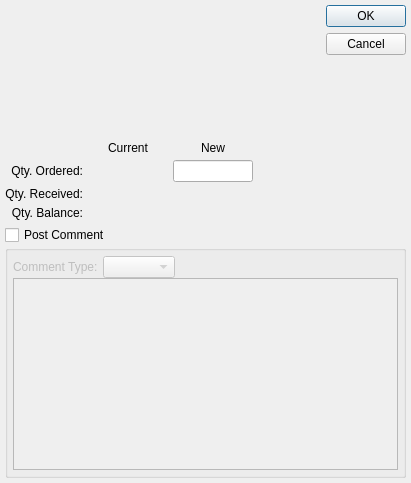
First picture: the form in guiclient/changeWoQty.ui, repository knowhow/xtuple, before the edit.
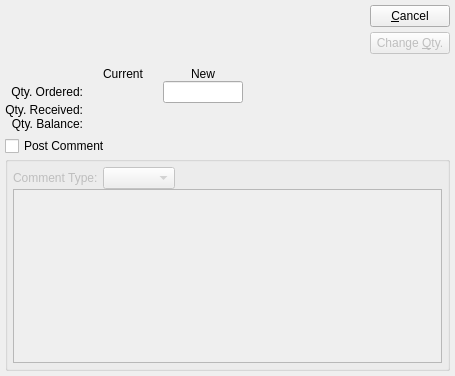
Second picture: the form after the edit. Custom widgets are drawn as their Qt base class.

What changed in the file:
```diff
--- a/guiclient/changeWoQty.ui
+++ b/guiclient/changeWoQty.ui
@@ -8,27 +8,42 @@
 is available at www.xtuple.com/CPAL.  By using this software, you agree
 to be bound by its terms.</comment>
  <class>changeWoQty</class>
- <widget class="QDialog" name="changeWoQty">
-  <property name="geometry">
+ <widget class="QDialog" name="changeWoQty" >
+  <property name="geometry" >
    <rect>
     <x>0</x>
     <y>0</y>
-    <width>411</width>
-    <height>483</height>
+    <width>455</width>
+    <height>376</height>
    </rect>
   </property>
   <property name="windowTitle">
    <string>Change W/O Quantity Ordered</string>
   </property>
-  <layout class="QGridLayout" name="gridLayout">
-   <item row="0" column="0">
-    <layout class="QVBoxLayout">
-     <property name="spacing">
+  <layout class="QVBoxLayout" >
+   <property name="spacing" >
+    <number>5</number>
+   </property>
+   <property name="leftMargin" >
+    <number>5</number>
+   </property>
+   <property name="topMargin" >
+    <number>5</number>
+   </property>
+   <property name="rightMargin" >
+    <number>5</number>
+   </property>
+   <property name="bottomMargin" >
+    <number>5</number>
+   </property>
+   <item>
+    <layout class="QVBoxLayout" >
+     <property name="spacing" >
       <number>5</number>
      </property>
      <item>
-      <layout class="QHBoxLayout">
-       <property name="spacing">
+      <layout class="QHBoxLayout" >
+       <property name="spacing" >
         <number>2</number>
        </property>
        <item>
@@ -51,27 +66,66 @@
         </spacer>
        </item>
        <item>
-        <widget class="QDialogButtonBox" name="_buttonBox">
-         <property name="orientation">
-          <enum>Qt::Vertical</enum>
+        <layout class="QVBoxLayout" >
+         <property name="spacing" >
+          <number>5</number>
          </property>
-         <property name="standardButtons">
-          <set>QDialogButtonBox::Cancel|QDialogButtonBox::Ok</set>
-         </property>
-        </widget>
+         <item>
+          <widget class="QPushButton" name="_close" >
+           <property name="text" >
+            <string>&amp;Cancel</string>
+           </property>
+          </widget>
+         </item>
+         <item>
+          <widget class="QPushButton" name="_change" >
+           <property name="enabled" >
+            <bool>false</bool>
+           </property>
+           <property name="text" >
+            <string>Change &amp;Qty.</string>
+           </property>
+           <property name="default" >
+            <bool>true</bool>
+           </property>
+          </widget>
+         </item>
+         <item>
+          <spacer>
+           <property name="orientation" >
+            <enum>Qt::Vertical</enum>
+           </property>
+           <property name="sizeType" >
+            <enum>QSizePolicy::Preferred</enum>
+           </property>
+           <property name="sizeHint" >
+            <size>
+             <width>20</width>
+             <height>20</height>
+            </size>
+           </property>
+          </spacer>
+         </item>
+        </layout>
        </item>
       </layout>
      </item>
      <item>
-      <layout class="QHBoxLayout">
-       <property name="spacing">
+      <layout class="QHBoxLayout" >
+       <property name="spacing" >
         <number>0</number>
        </property>
        <item>
-        <layout class="QGridLayout">
-         <item row="1" column="0">
-          <widget class="QLabel" name="_qtyOrderedLit">
-           <property name="text">
+        <layout class="QGridLayout" >
+         <property name="horizontalSpacing" >
+          <number>0</number>
+         </property>
+         <property name="verticalSpacing" >
+          <number>0</number>
+         </property>
+         <item row="1" column="0" >
+          <widget class="QLabel" name="_qtyOrderedLit" >
+           <property name="text" >
             <string>Qty. Ordered:</string>
            </property>
            <property name="alignment">
@@ -79,9 +133,9 @@
            </property>
           </widget>
          </item>
-         <item row="0" column="2">
-          <widget class="QLabel" name="_newLit">
-           <property name="text">
+         <item row="0" column="2" >
+          <widget class="QLabel" name="_newLit" >
+           <property name="text" >
             <string>New</string>
            </property>
            <property name="alignment">
@@ -89,9 +143,9 @@
            </property>
           </widget>
          </item>
-         <item row="1" column="2">
-          <widget class="XLineEdit" name="_newQtyOrdered">
-           <property name="maximumSize">
+         <item row="1" column="2" >
+          <widget class="XLineEdit" name="_newQtyOrdered" >
+           <property name="maximumSize" >
             <size>
              <width>80</width>
              <height>32767</height>
@@ -102,9 +156,9 @@
            </property>
           </widget>
          </item>
-         <item row="2" column="0">
-          <widget class="QLabel" name="_qtyReceivedLit">
-           <property name="text">
+         <item row="2" column="0" >
+          <widget class="QLabel" name="_qtyReceivedLit" >
+           <property name="text" >
             <string>Qty. Received:</string>
            </property>
            <property name="alignment">
@@ -112,9 +166,9 @@
            </property>
           </widget>
          </item>
-         <item row="3" column="2">
-          <widget class="XLabel" name="_newQtyBalance">
-           <property name="minimumSize">
+         <item row="3" column="2" >
+          <widget class="XLabel" name="_newQtyBalance" >
+           <property name="minimumSize" >
             <size>
              <width>80</width>
              <height>0</height>
@@ -125,9 +179,9 @@
            </property>
           </widget>
          </item>
-         <item row="2" column="2">
-          <widget class="XLabel" name="_newQtyReceived">
-           <property name="minimumSize">
+         <item row="2" column="2" >
+          <widget class="XLabel" name="_newQtyReceived" >
+           <property name="minimumSize" >
             <size>
              <width>80</width>
              <height>0</height>
@@ -138,10 +192,26 @@
            </property>
           </widget>
          </item>
-         <item row="1" column="1">
-          <widget class="XLabel" name="_currentQtyOrdered">
-           <property name="minimumSize">
+         <item row="0" column="0" >
+          <spacer>
+           <property name="orientation" >
+            <enum>Qt::Vertical</enum>
+           </property>
+           <property name="sizeType" >
+            <enum>QSizePolicy::Preferred</enum>
+           </property>
+           <property name="sizeHint" >
             <size>
+             <width>20</width>
+             <height>20</height>
+            </size>
+           </property>
+          </spacer>
+         </item>
+         <item row="1" column="1" >
+          <widget class="XLabel" name="_currentQtyOrdered" >
+           <property name="minimumSize" >
+            <size>
              <width>80</width>
              <height>0</height>
             </size>
@@ -151,9 +221,9 @@
            </property>
           </widget>
          </item>
-         <item row="0" column="1">
-          <widget class="QLabel" name="_currentLit">
-           <property name="text">
+         <item row="0" column="1" >
+          <widget class="QLabel" name="_currentLit" >
+           <property name="text" >
             <string>Current</string>
            </property>
            <property name="alignment">
@@ -161,9 +231,9 @@
            </property>
           </widget>
          </item>
-         <item row="3" column="0">
-          <widget class="QLabel" name="_qtyBalanceLit">
-           <property name="text">
+         <item row="3" column="0" >
+          <widget class="QLabel" name="_qtyBalanceLit" >
+           <property name="text" >
             <string>Qty. Balance:</string>
            </property>
            <property name="alignment">
@@ -171,9 +241,9 @@
            </property>
           </widget>
          </item>
-         <item row="3" column="1">
-          <widget class="XLabel" name="_currentQtyBalance">
-           <property name="minimumSize">
+         <item row="3" column="1" >
+          <widget class="XLabel" name="_currentQtyBalance" >
+           <property name="minimumSize" >
             <size>
              <width>80</width>
              <height>0</height>
@@ -184,9 +254,9 @@
            </property>
           </widget>
          </item>
-         <item row="2" column="1">
-          <widget class="XLabel" name="_currentQtyReceived">
-           <property name="minimumSize">
+         <item row="2" column="1" >
+          <widget class="XLabel" name="_currentQtyReceived" >
+           <property name="minimumSize" >
             <size>
              <width>80</width>
              <height>0</height>
@@ -201,13 +271,13 @@
        </item>
        <item>
         <spacer>
-         <property name="orientation">
+         <property name="orientation" >
           <enum>Qt::Horizontal</enum>
          </property>
-         <property name="sizeType">
+         <property name="sizeType" >
           <enum>QSizePolicy::Expanding</enum>
          </property>
-         <property name="sizeHint" stdset="0">
+         <property name="sizeHint" >
           <size>
            <width>126</width>
            <height>20</height>
@@ -219,32 +289,32 @@
      </item>
     </layout>
    </item>
-   <item row="1" column="0">
-    <layout class="QVBoxLayout">
-     <property name="spacing">
+   <item>
+    <layout class="QVBoxLayout" >
+     <property name="spacing" >
       <number>0</number>
      </property>
      <item>
-      <layout class="QHBoxLayout">
-       <property name="spacing">
+      <layout class="QHBoxLayout" >
+       <property name="spacing" >
         <number>0</number>
        </property>
        <item>
-        <widget class="XCheckBox" name="_postComment">
-         <property name="text">
+        <widget class="XCheckBox" name="_postComment" >
+         <property name="text" >
           <string>Post Comment</string>
          </property>
         </widget>
        </item>
        <item>
         <spacer>
-         <property name="orientation">
+         <property name="orientation" >
           <enum>Qt::Horizontal</enum>
          </property>
-         <property name="sizeType">
+         <property name="sizeType" >
           <enum>QSizePolicy::Expanding</enum>
          </property>
-         <property name="sizeHint" stdset="0">
+         <property name="sizeHint" >
           <size>
            <width>46</width>
            <height>10</height>
@@ -255,8 +325,8 @@
       </layout>
      </item>
      <item>
-      <widget class="QGroupBox" name="_commentGroup">
-       <property name="enabled">
+      <widget class="QGroupBox" name="_commentGroup" >
+       <property name="enabled" >
         <bool>false</bool>
        </property>
        <property name="sizePolicy">
@@ -268,44 +338,53 @@
        <property name="title">
         <string/>
        </property>
-       <layout class="QVBoxLayout">
-        <property name="spacing">
+       <layout class="QVBoxLayout" >
+        <property name="spacing" >
          <number>0</number>
         </property>
-        <property name="margin">
+        <property name="leftMargin" >
+         <number>5</number>
+        </property>
+        <property name="topMargin" >
+         <number>5</number>
+        </property>
+        <property name="rightMargin" >
+         <number>5</number>
+        </property>
+        <property name="bottomMargin" >
          <number>5</number>
         </property>
         <item>
-         <layout class="QHBoxLayout">
-          <property name="spacing">
+         <layout class="QHBoxLayout" >
+          <property name="spacing" >
            <number>0</number>
           </property>
           <item>
-           <layout class="QHBoxLayout">
-            <property name="spacing">
+           <layout class="QHBoxLayout" >
+            <property name="spacing" >
              <number>5</number>
             </property>
             <item>
-             <widget class="QLabel" name="_cmnttypeLit">
-              <property name="text">
+             <widget class="QLabel" name="_cmnttypeLit" >
+              <property name="text" >
                <string>Comment Type:</string>
               </property>
              </widget>
             </item>
             <item>
-             <widget class="XComboBox" name="_cmnttype"/>
+             <widget class="XComboBox" name="_cmnttype" />
             </item>
            </layout>
           </item>
           <item>
            <spacer>
-            <property name="orientation">
+            <property name="orientation" >
              <enum>Qt::Horizontal</enum>
             </property>
-            <property name="sizeType">
+            <property name="sizeType" >
              <enum>QSizePolicy::Expanding</enum>
             </property>
-            <property name="sizeHint" stdset="0">
+            <property name="sizeHint" >
              <size>
               <width>51</width>
               <height>10</height>
@@ -316,7 +395,7 @@
          </layout>
         </item>
         <item>
-         <widget class="XTextEdit" name="_comment"/>
+         <widget class="QTextEdit" name="_comment" />
         </item>
        </layout>
       </widget>
@@ -325,7 +404,7 @@
    </item>
   </layout>
  </widget>
- <layoutdefault spacing="5" margin="5"/>
+ <layoutdefault spacing="5" margin="5" />
  <pixmapfunction>qPixmapFromMimeSource</pixmapfunction>
  <customwidgets>
   <customwidget>
@@ -352,12 +431,6 @@
    <class>XLineEdit</class>
    <extends>QLineEdit</extends>
    <header>xlineedit.h</header>
-   <container>1</container>
-  </customwidget>
-  <customwidget>
-   <class>XTextEdit</class>
-   <extends>QTextEdit</extends>
-   <header>xtextedit.h</header>
   </customwidget>
  </customwidgets>
  <tabstops>
```
Left out of the diff: 106 changed lines with no effect on the pictures.
